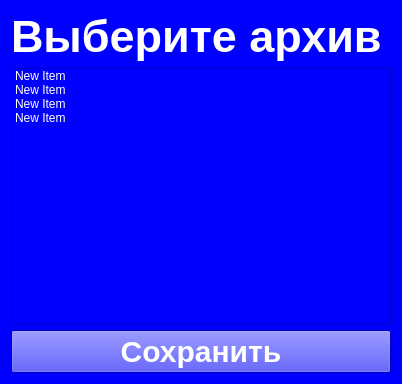
Before: the Qt Designer form ui/ListArchivesView.ui in yepIwt/Tuchka, drawn with Qt 5.
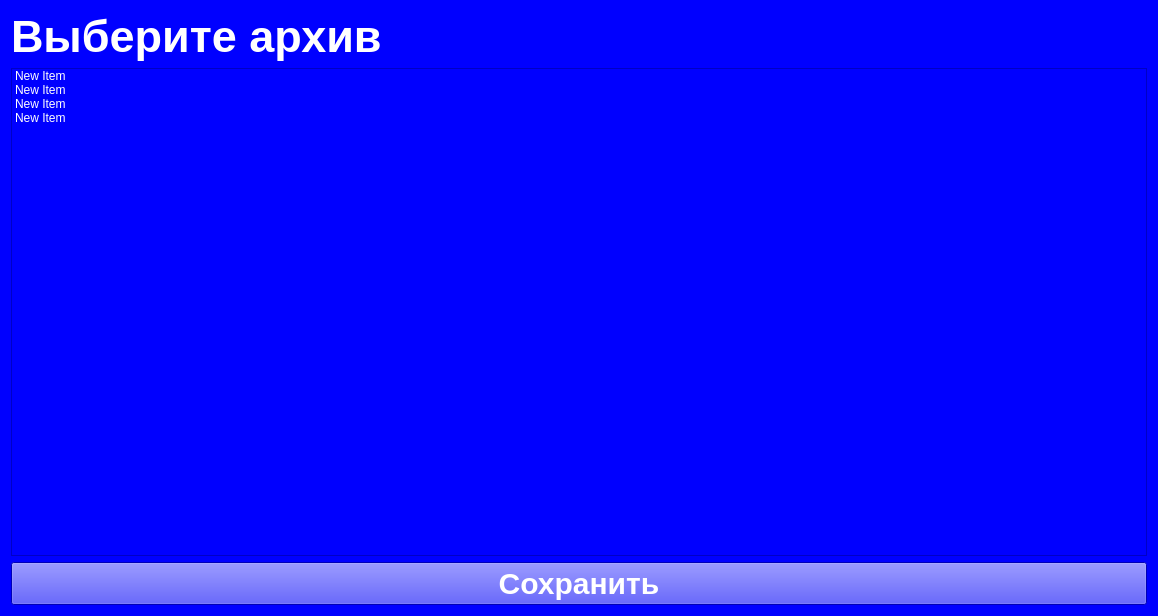
After: the same form once the commit is applied.

Commit message: Ref: Add window titles for all windows

```diff
--- a/ui/ListArchivesView.ui
+++ b/ui/ListArchivesView.ui
@@ -6,8 +6,8 @@
    <rect>
     <x>0</x>
     <y>0</y>
-    <width>402</width>
-    <height>384</height>
+    <width>1158</width>
+    <height>616</height>
    </rect>
   </property>
   <property name="windowTitle">
@@ -38,6 +38,15 @@
     <layout class="QHBoxLayout" name="horizontalLayout_2">
      <item>
       <widget class="QListWidget" name="chats">
+       <property name="sizePolicy">
+        <sizepolicy hsizetype="MinimumExpanding" vsizetype="MinimumExpanding">
+         <horstretch>5</horstretch>
+         <verstretch>5</verstretch>
+        </sizepolicy>
+       </property>
+       <property name="focusPolicy">
+        <enum>Qt::StrongFocus</enum>
+       </property>
        <property name="styleSheet">
         <string notr="true">QListWidget::item {
 	color:White;
```
The commit also changes 4 other files.
